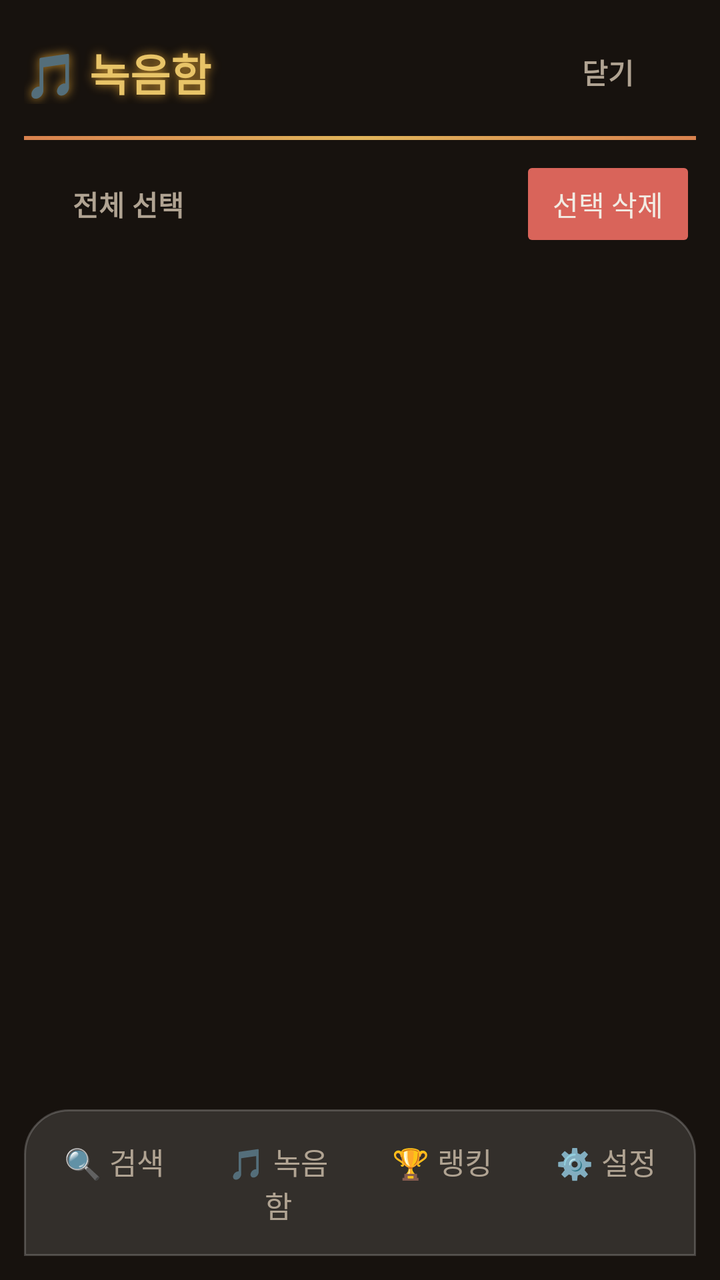
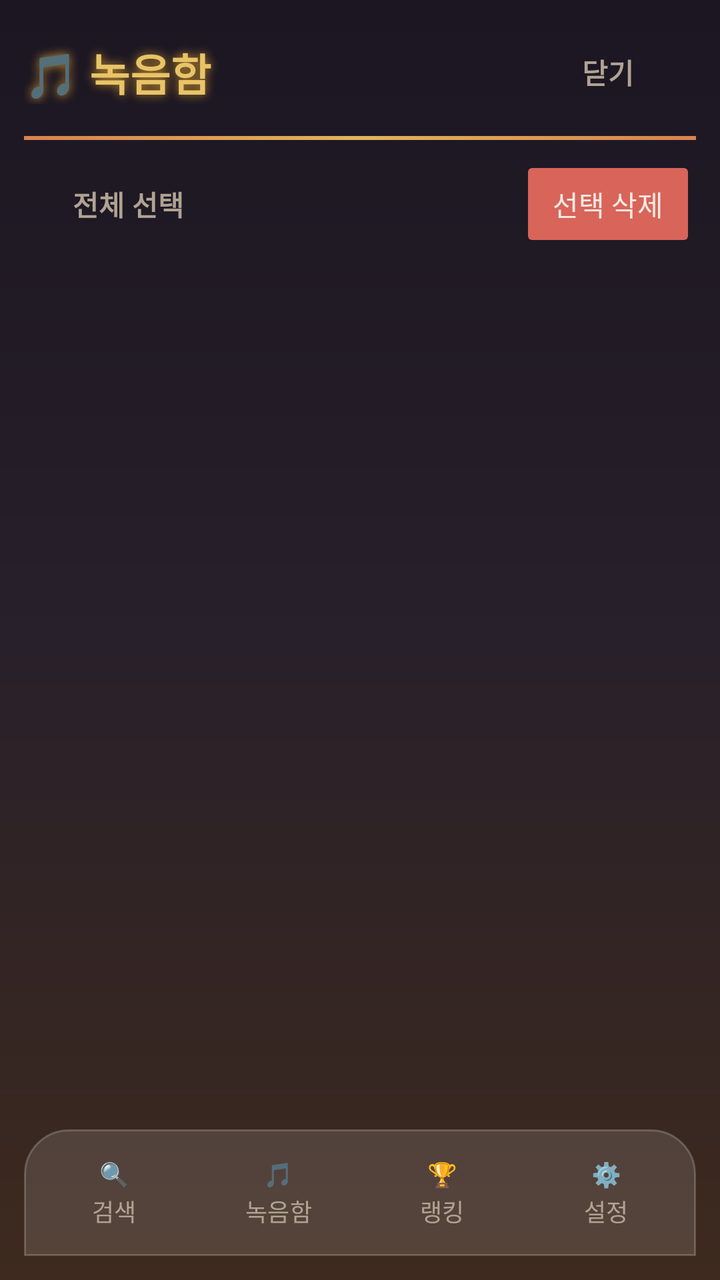

Before-and-after screenshots of an Android layout around one commit, followed by the original layout XML and the change that was made.
<!-- AndroidManifest.xml: application theme Theme.Karaoke -->
<!-- res/layout/activity_recordings.xml -->
<?xml version="1.0" encoding="utf-8"?>
<LinearLayout xmlns:android="http://schemas.android.com/apk/res/android"
    xmlns:app="http://schemas.android.com/apk/res-auto"
    android:layout_width="match_parent"
    android:layout_height="match_parent"
    android:orientation="vertical"
    android:background="@color/tj_bg"
    android:padding="12dp">

    <LinearLayout
        android:layout_width="match_parent"
        android:layout_height="wrap_content"
        android:orientation="horizontal"
        android:gravity="center_vertical">

        <TextView
            android:layout_width="0dp"
            android:layout_height="wrap_content"
            android:layout_weight="1"
            android:text="🎵 녹음함"
            android:textSize="22sp"
            android:textStyle="bold"
            android:textColor="@color/tj_gold"
            android:shadowColor="@color/tj_gold_deep"
            android:shadowRadius="12" />

        <Button
            android:id="@+id/btn_back"
            style="?attr/materialButtonOutlinedStyle"
            android:layout_width="wrap_content"
            android:layout_height="wrap_content"
            android:text="닫기" />
    </LinearLayout>

    <View
        android:layout_width="match_parent"
        android:layout_height="2dp"
        android:layout_marginTop="8dp"
        android:background="@drawable/divider_gradient" />

    <LinearLayout
        android:layout_width="match_parent"
        android:layout_height="wrap_content"
        android:orientation="horizontal"
        android:gravity="center_vertical"
        android:paddingTop="8dp">

        <Button
            android:id="@+id/btn_select_all"
            style="?attr/materialButtonOutlinedStyle"
            android:layout_width="wrap_content"
            android:layout_height="wrap_content"
            android:text="전체 선택" />

        <View
            android:layout_width="0dp"
            android:layout_height="1dp"
            android:layout_weight="1" />

        <Button
            android:id="@+id/btn_delete_selected"
            android:layout_width="wrap_content"
            android:layout_height="wrap_content"
            android:enabled="false"
            app:backgroundTint="@color/tj_red"
            android:text="선택 삭제" />
    </LinearLayout>

    <TextView
        android:id="@+id/empty"
        android:layout_width="match_parent"
        android:layout_height="wrap_content"
        android:paddingTop="24dp"
        android:gravity="center"
        android:textSize="14sp"
        android:textColor="@color/tj_text_secondary"
        android:visibility="gone"
        android:text="아직 녹음이 없습니다.\n노래를 부르면 자동으로 저장돼요." />

    <androidx.recyclerview.widget.RecyclerView
        android:id="@+id/recordings"
        android:layout_width="match_parent"
        android:layout_height="0dp"
        android:layout_weight="1"
        android:paddingTop="12dp" />

    <include android:id="@+id/navbar" layout="@layout/include_navbar" />
</LinearLayout>
<!-- res/layout/include_navbar.xml (included above) -->
<?xml version="1.0" encoding="utf-8"?>
<LinearLayout xmlns:android="http://schemas.android.com/apk/res/android"
    android:layout_width="match_parent"
    android:layout_height="wrap_content"
    android:orientation="horizontal"
    android:background="@drawable/nav_bar_bg"
    android:layout_marginTop="8dp"
    android:paddingVertical="9dp"
    android:paddingHorizontal="4dp">

    <Button
        android:id="@+id/nav_search"
        style="@style/Widget.Material3.Button.TextButton"
        android:layout_width="0dp"
        android:layout_height="wrap_content"
        android:layout_weight="1"
        android:minHeight="0dp"
        android:insetTop="4dp"
        android:insetBottom="4dp"
        android:textSize="15sp"
        android:textColor="@color/tj_text_secondary"
        android:text="🔍 검색" />

    <Button
        android:id="@+id/nav_recordings"
        style="@style/Widget.Material3.Button.TextButton"
        android:layout_width="0dp"
        android:layout_height="wrap_content"
        android:layout_weight="1"
        android:minHeight="0dp"
        android:insetTop="4dp"
        android:insetBottom="4dp"
        android:textSize="15sp"
        android:textColor="@color/tj_text_secondary"
        android:text="🎵 녹음함" />

    <Button
        android:id="@+id/nav_ranking"
        style="@style/Widget.Material3.Button.TextButton"
        android:layout_width="0dp"
        android:layout_height="wrap_content"
        android:layout_weight="1"
        android:minHeight="0dp"
        android:insetTop="4dp"
        android:insetBottom="4dp"
        android:textSize="15sp"
        android:textColor="@color/tj_text_secondary"
        android:text="🏆 랭킹" />

    <Button
        android:id="@+id/nav_settings"
        style="@style/Widget.Material3.Button.TextButton"
        android:layout_width="0dp"
        android:layout_height="wrap_content"
        android:layout_weight="1"
        android:minHeight="0dp"
        android:insetTop="4dp"
        android:insetBottom="4dp"
        android:textSize="15sp"
        android:textColor="@color/tj_text_secondary"
        android:text="⚙️ 설정" />
</LinearLayout>
<!-- resources referenced by this layout -->
<resources>
  <color name="tj_bg">#17120E</color>
  <color name="tj_gold">#E8C468</color>
  <color name="tj_gold_deep">#C8912F</color>
  <color name="tj_red">#D9645A</color>
  <color name="tj_text_secondary">#B0A392</color>
  <!-- drawable divider_gradient (drawable) -->
  <?xml version="1.0" encoding="utf-8"?>
  <shape xmlns:android="http://schemas.android.com/apk/res/android" android:shape="rectangle">
      <gradient
          android:type="linear"
          android:angle="0"
          android:startColor="@color/tj_pink"
          android:centerColor="@color/tj_cyan"
          android:endColor="@color/tj_pink" />
  </shape>
  <!-- drawable nav_bar_bg (drawable) -->
  <?xml version="1.0" encoding="utf-8"?>
  <shape xmlns:android="http://schemas.android.com/apk/res/android" android:shape="rectangle">
      <corners android:topLeftRadius="22dp" android:topRightRadius="22dp" />
      <solid android:color="#1FFFFFFF" />
      <stroke android:width="1dp" android:color="#33FFFFFF" />
  </shape>
  <color name="tj_pink">#D9824E</color>
  <color name="tj_cyan">#E0B45A</color>
  <color name="tj_text_primary">#F2EBE3</color>
  <color name="tj_bg_deep">#0E0A07</color>
  <color name="tj_panel">#221A14</color>
  <color name="tj_panel_light">#2E241B</color>
  <color name="tj_text_hint">#7A6E60</color>
  <style name="Widget.Karaoke.Button" parent="Widget.Material3.Button">
          <item name="cornerRadius">20dp</item>
          <item name="android:textAllCaps">false</item>
          <item name="android:textStyle">bold</item>
          <item name="backgroundTint">@color/tj_pink</item>
          <item name="android:textColor">@color/tj_text_primary</item>
      </style>
  <style name="Widget.Karaoke.Button.Outlined" parent="Widget.Material3.Button.OutlinedButton">
          <item name="cornerRadius">20dp</item>
          <item name="android:textAllCaps">false</item>
          <item name="android:textStyle">bold</item>
          <item name="strokeColor">@color/tj_divider</item>
          <item name="android:textColor">@color/tj_text_secondary</item>
      </style>
  <style name="Widget.Karaoke.EditText" parent="Widget.AppCompat.EditText">
          <item name="android:background">@drawable/bg_search_field</item>
          <item name="android:textColor">@color/tj_text_primary</item>
          <item name="android:textColorHint">@color/tj_text_hint</item>
          <item name="android:paddingStart">16dp</item>
          <item name="android:paddingEnd">16dp</item>
      </style>
  <color name="tj_divider">#3A2E24</color>
  <!-- drawable bg_search_field (drawable) -->
  <?xml version="1.0" encoding="utf-8"?>
  <shape xmlns:android="http://schemas.android.com/apk/res/android" android:shape="rectangle">
      <corners android:radius="24dp" />
      <solid android:color="@color/tj_panel" />
      <stroke android:width="2dp" android:color="@color/tj_cyan" />
  </shape>
  <!-- drawable seek_thumb (drawable) -->
  <?xml version="1.0" encoding="utf-8"?>
  <shape xmlns:android="http://schemas.android.com/apk/res/android" android:shape="oval">
      <solid android:color="@color/tj_pink" />
      <stroke android:width="3dp" android:color="@color/tj_text_primary" />
      <size android:width="34dp" android:height="34dp" />
  </shape>
  <!-- unchanged entries left out for length: 2 -->
</resources>

<!-- the commit's change to res/layout/activity_recordings.xml (unified diff, before → after) -->
@@ -4,7 +4,7 @@
     android:layout_width="match_parent"
     android:layout_height="match_parent"
     android:orientation="vertical"
-    android:background="@color/tj_bg"
+    android:background="@drawable/app_bg_gradient"
     android:padding="12dp">
 
     <LinearLayout
@@ -94,7 +94,7 @@
     android:orientation="horizontal"
     android:background="@drawable/nav_bar_bg"
     android:layout_marginTop="8dp"
-    android:paddingVertical="9dp"
+    android:paddingVertical="8dp"
     android:paddingHorizontal="4dp">
 
     <Button
@@ -104,11 +104,13 @@
         android:layout_height="wrap_content"
         android:layout_weight="1"
         android:minHeight="0dp"
-        android:insetTop="4dp"
-        android:insetBottom="4dp"
-        android:textSize="15sp"
+        android:insetTop="2dp"
+        android:insetBottom="2dp"
+        android:lineSpacingExtra="2dp"
+        android:gravity="center"
+        android:textSize="12sp"
         android:textColor="@color/tj_text_secondary"
-        android:text="🔍 검색" />
+        android:text="🔍\n검색" />
 
     <Button
         android:id="@+id/nav_recordings"
@@ -117,11 +119,13 @@
         android:layout_height="wrap_content"
         android:layout_weight="1"
         android:minHeight="0dp"
-        android:insetTop="4dp"
-        android:insetBottom="4dp"
-        android:textSize="15sp"
+        android:insetTop="2dp"
+        android:insetBottom="2dp"
+        android:lineSpacingExtra="2dp"
+        android:gravity="center"
+        android:textSize="12sp"
         android:textColor="@color/tj_text_secondary"
-        android:text="🎵 녹음함" />
+        android:text="🎵\n녹음함" />
 
     <Button
         android:id="@+id/nav_ranking"
@@ -130,11 +134,13 @@
         android:layout_height="wrap_content"
         android:layout_weight="1"
         android:minHeight="0dp"
-        android:insetTop="4dp"
-        android:insetBottom="4dp"
-        android:textSize="15sp"
+        android:insetTop="2dp"
+        android:insetBottom="2dp"
+        android:lineSpacingExtra="2dp"
+        android:gravity="center"
+        android:textSize="12sp"
         android:textColor="@color/tj_text_secondary"
-        android:text="🏆 랭킹" />
+        android:text="🏆\n랭킹" />
 
     <Button
         android:id="@+id/nav_settings"
@@ -143,9 +149,11 @@
         android:layout_height="wrap_content"
         android:layout_weight="1"
         android:minHeight="0dp"
-        android:insetTop="4dp"
-        android:insetBottom="4dp"
-        android:textSize="15sp"
+        android:insetTop="2dp"
+        android:insetBottom="2dp"
+        android:lineSpacingExtra="2dp"
+        android:gravity="center"
+        android:textSize="12sp"
         android:textColor="@color/tj_text_secondary"
-        android:text="⚙️ 설정" />
+        android:text="⚙️\n설정" />
 </LinearLayout>
<!-- resource entries referenced after the edit -->
@@ -5,6 +5,16 @@
   <color name="tj_gold_deep">#C8912F</color>
   <color name="tj_red">#D9645A</color>
   <color name="tj_text_secondary">#B0A392</color>
+  <!-- drawable app_bg_gradient (drawable) -->
+  <?xml version="1.0" encoding="utf-8"?>
+  <shape xmlns:android="http://schemas.android.com/apk/res/android" android:shape="rectangle">
+      <gradient
+          android:type="linear"
+          android:angle="270"
+          android:startColor="#1B1622"
+          android:centerColor="#28202A"
+          android:endColor="#3E2A1E" />
+  </shape>
   <!-- drawable divider_gradient (drawable) -->
   <?xml version="1.0" encoding="utf-8"?>
   <shape xmlns:android="http://schemas.android.com/apk/res/android" android:shape="rectangle">
